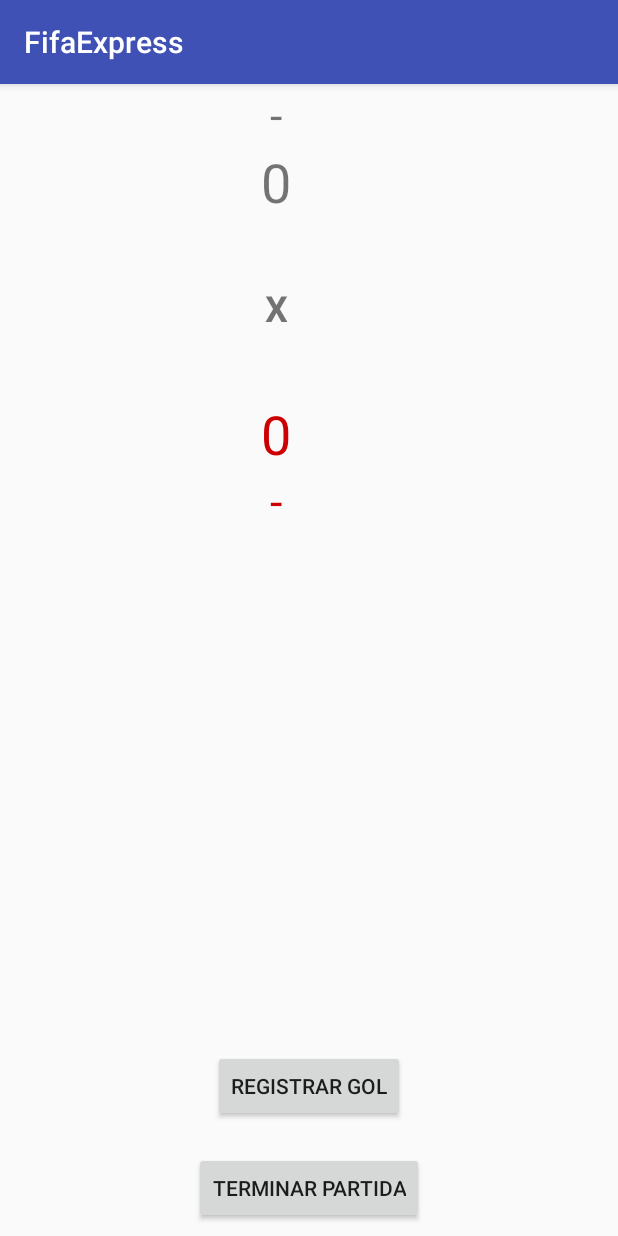
After one commit to alissonrubim/FifaExpress, an Android app: the RoundActivity screen opened directly, with no data from a screen before it, on a phone screen of 412 x 824 dp. The commit adds this screen. Run offline under Robolectric (Android 15) with nearby library versions, the phone set to English and light mode, and no system bars; 1 statement that could not run was skipped.

Commit message:
Criado RoundActivity
Criado RoundActivity

```diff
--- a/app/src/main/AndroidManifest.xml
+++ b/app/src/main/AndroidManifest.xml
@@ -19,7 +19,8 @@
                 <category android:name="android.intent.category.LAUNCHER" />
             </intent-filter>
         </activity>
-        <activity android:name=".FriendDetailActivity"></activity>
+        <activity android:name=".FriendDetailActivity" />
+        <activity android:name=".RoundActivity"></activity>
     </application>
 
 </manifest>
--- a/app/src/main/java/com/alissonrubim/fifaexpress/FriendActivity.java
+++ b/app/src/main/java/com/alissonrubim/fifaexpress/FriendActivity.java
@@ -40,6 +40,13 @@ public class FriendActivity extends AppCompatActivity {
             }
         });
 
+        faPlay.setOnClickListener(new View.OnClickListener() {
+            @Override
+            public void onClick(View v) {
+                showRoundActivity();
+            }
+        });
+
         fillListViewResume();
     }
 
@@ -48,8 +55,14 @@ public class FriendActivity extends AppCompatActivity {
         startActivityForResult(intent, FriendDetailActivity.IntentId);
     }
 
+    private void showRoundActivity(){
+        Intent intent = new Intent(getApplicationContext(), RoundActivity.class);
+        startActivityForResult(intent, RoundActivity.IntentId);
+    }
+
     private void bindUI(){
         faAddFriend = findViewById(R.id.fabAddFriend);
+        faPlay = findViewById(R.id.fabPlay);
         listViewResume = findViewById(R.id.listViewResume);
     }
 
--- /dev/null
+++ b/app/src/main/java/com/alissonrubim/fifaexpress/RoundActivity.java
@@ -0,0 +1,42 @@
+package com.alissonrubim.fifaexpress;
+
+import android.support.v7.app.AppCompatActivity;
+import android.os.Bundle;
+import android.widget.Toast;
+
+import com.alissonrubim.fifaexpress.Model.DAO.FriendDAO;
+import com.alissonrubim.fifaexpress.Model.Friend;
+
+import java.util.ArrayList;
+import java.util.Random;
+
+public class RoundActivity extends AppCompatActivity {
+
+    public static int IntentId = 200;
+
+    private ArrayList<Friend> allFriends;
+
+    @Override
+    protected void onCreate(Bundle savedInstanceState) {
+        super.onCreate(savedInstanceState);
+        setContentView(R.layout.activity_round);
+
+        Toast.makeText(this, "Sorteando jogadores...", Toast.LENGTH_SHORT).show();
+
+        allFriends = (new FriendDAO(getApplicationContext())).GetAll();
+        if(allFriends.size() % 2 != 0){
+            removeOddPlayer();
+        }
+
+    }
+
+    private void removeOddPlayer(){
+        Random rand = new Random();
+        int  n = rand.nextInt(allFriends.size() - 1);
+        Friend removedFriend = allFriends.get(n);
+        Toast.makeText(this, "O jogador " + removedFriend.getName() + " foi removido do torneio!", Toast.LENGTH_SHORT).show();
+        allFriends.remove(n);
+    }
+
+
+}
--- /dev/null
+++ b/app/src/main/res/layout/activity_round.xml
@@ -0,0 +1,84 @@
+<?xml version="1.0" encoding="utf-8"?>
+<android.support.constraint.ConstraintLayout xmlns:android="http://schemas.android.com/apk/res/android"
+    xmlns:app="http://schemas.android.com/apk/res-auto"
+    xmlns:tools="http://schemas.android.com/tools"
+    android:layout_width="match_parent"
+    android:layout_height="match_parent"
+    tools:context="com.alissonrubim.fifaexpress.RoundActivity">
+
+    <Button
+        android:id="@+id/buttonGoal"
+        android:layout_width="wrap_content"
+        android:layout_height="wrap_content"
+        android:layout_marginBottom="76dp"
+        android:layout_marginEnd="8dp"
+        android:layout_marginStart="8dp"
+        android:text="Registrar Gol"
+        app:layout_constraintBottom_toBottomOf="parent"
+        app:layout_constraintEnd_toEndOf="parent"
+        app:layout_constraintStart_toStartOf="parent" />
+
+    <Button
+        android:id="@+id/buttonFinish"
+        android:layout_width="wrap_content"
+        android:layout_height="wrap_content"
+        android:layout_marginBottom="8dp"
+        android:layout_marginEnd="8dp"
+        android:layout_marginStart="8dp"
+        android:text="Terminar Partida"
+        app:layout_constraintBottom_toBottomOf="parent"
+        app:layout_constraintEnd_toEndOf="parent"
+        app:layout_constraintStart_toStartOf="parent" />
+
+    <LinearLayout
+        android:layout_width="368dp"
+        android:layout_height="371dp"
+        android:orientation="vertical"
+        tools:layout_editor_absoluteX="8dp"
+        tools:layout_editor_absoluteY="8dp">
+
+        <TextView
+            android:id="@+id/textViewPlayer1Name"
+            android:layout_width="match_parent"
+            android:layout_height="wrap_content"
+            android:text="-"
+            android:textAlignment="center"
+            android:textSize="30sp" />
+
+        <TextView
+            android:id="@+id/textViewPlayer1Points"
+            android:layout_width="match_parent"
+            android:layout_height="92dp"
+            android:text="0"
+            android:textAlignment="center"
+            android:textSize="36sp" />
+
+        <TextView
+            android:layout_width="match_parent"
+            android:layout_height="76dp"
+            android:lineSpacingExtra="30sp"
+            android:text="X"
+            android:textAlignment="center"
+            android:textSize="24sp"
+            android:textStyle="bold" />
+
+        <TextView
+            android:id="@+id/textViewPlayer2Points"
+            android:layout_width="match_parent"
+            android:layout_height="wrap_content"
+            android:text="0"
+            android:textAlignment="center"
+            android:textColor="@android:color/holo_red_dark"
+            android:textSize="36sp" />
+
+        <TextView
+            android:id="@+id/textViewPlayer2Name"
+            android:layout_width="match_parent"
+            android:layout_height="wrap_content"
+            android:text="-"
+            android:textAlignment="center"
+            android:textColor="@android:color/holo_red_dark"
+            android:textSize="30sp" />
+
+    </LinearLayout>
+</android.support.constraint.ConstraintLayout>
```
